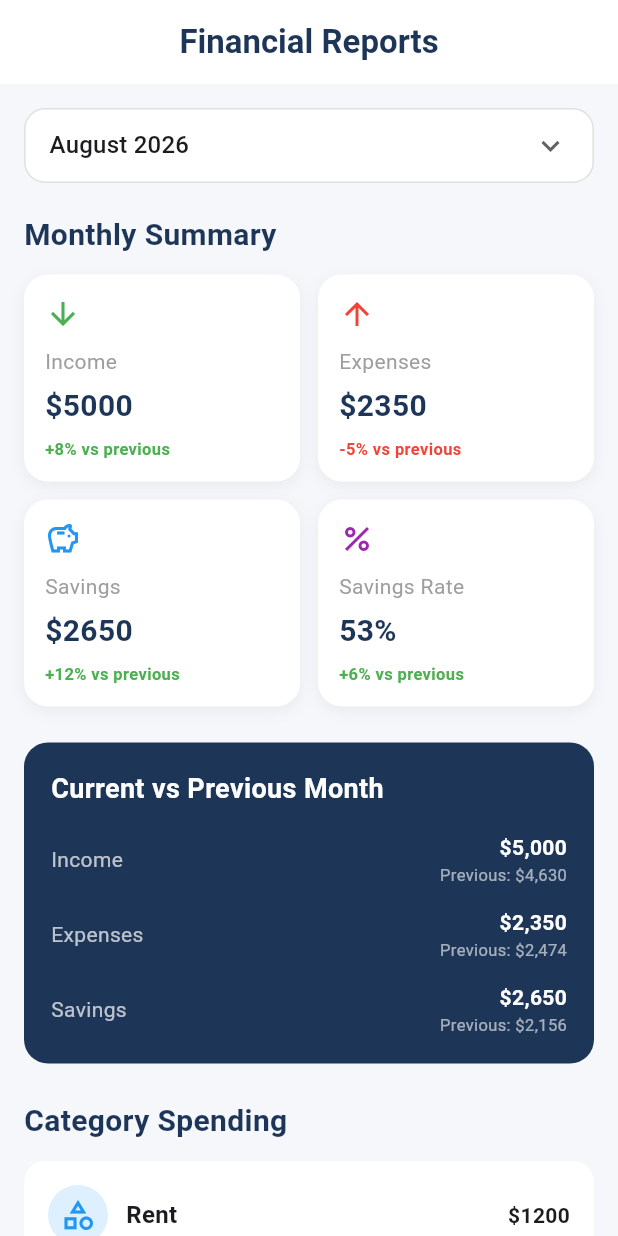
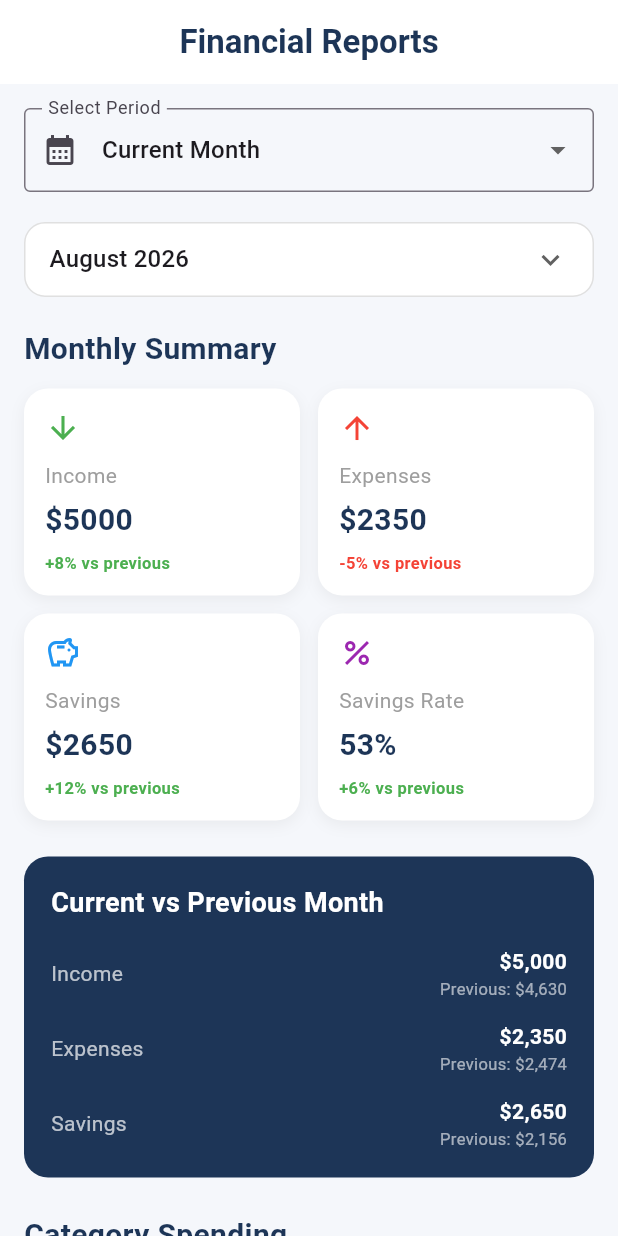
Before and after one commit to passang96/Student-Financial-Assistant-and-Savings-App, a Flutter app: the ReportsScreen screen opened directly, on a phone screen of 412 x 824 dp. Run offline on Flutter 3.47's test engine with Material 3 defaults, Android fonts, the phone set to English and light mode, and no system bars; Roboto replaces fonts that are missing (Arial).

Commit message:
Complete reports period selector and comparisons

```diff
--- a/lib/screens/reports/reports_screen.dart
+++ b/lib/screens/reports/reports_screen.dart
@@ -9,6 +9,21 @@ class ReportsScreen extends StatefulWidget {
 
 class _ReportsScreenState extends State<ReportsScreen> {
   String selectedMonth = 'August 2026';
+
+  String selectedPeriod = 'Current Month';
+
+  DateTime? fromDate;
+DateTime? toDate;
+
+final List<String> reportPeriods = [
+  'This Week',
+  'Last Week',
+  'This Fortnight',
+  'Last Fortnight',
+  'This Month',
+  'Last Month',
+  'Custom Range',
+];
 
   final List<String> months = [
     'August 2026',
@@ -68,8 +83,11 @@ class _ReportsScreenState extends State<ReportsScreen> {
         child: Column(
           crossAxisAlignment: CrossAxisAlignment.start,
           children: [
-            _buildMonthSelector(),
-            const SizedBox(height: 20),
+  _buildPeriodSelector(),
+  const SizedBox(height: 20),
+
+  _buildMonthSelector(),
+  const SizedBox(height: 20),
 
             const Text(
               'Monthly Summary',
@@ -151,8 +169,34 @@ class _ReportsScreenState extends State<ReportsScreen> {
       ),
     );
   }
-
-  Widget _buildMonthSelector() {
+Widget _buildPeriodSelector() {
+  return DropdownButtonFormField<String>(
+    initialValue: selectedPeriod,
+    decoration: const InputDecoration(
+      labelText: 'Select Period',
+      border: OutlineInputBorder(),
+      prefixIcon: Icon(Icons.calendar_month),
+    ),
+    items: const [
+      DropdownMenuItem(
+        value: 'Current Month',
+        child: Text('Current Month'),
+      ),
+      DropdownMenuItem(
+        value: 'Previous Month',
+        child: Text('Previous Month'),
+      ),
+    ],
+    onChanged: (value) {
+      if (value != null) {
+        setState(() {
+          selectedPeriod = value;
+        });
+      }
+    },
+  );
+}
+Widget _buildMonthSelector() {
     return Container(
       padding: const EdgeInsets.symmetric(horizontal: 16),
       decoration: BoxDecoration(
```
